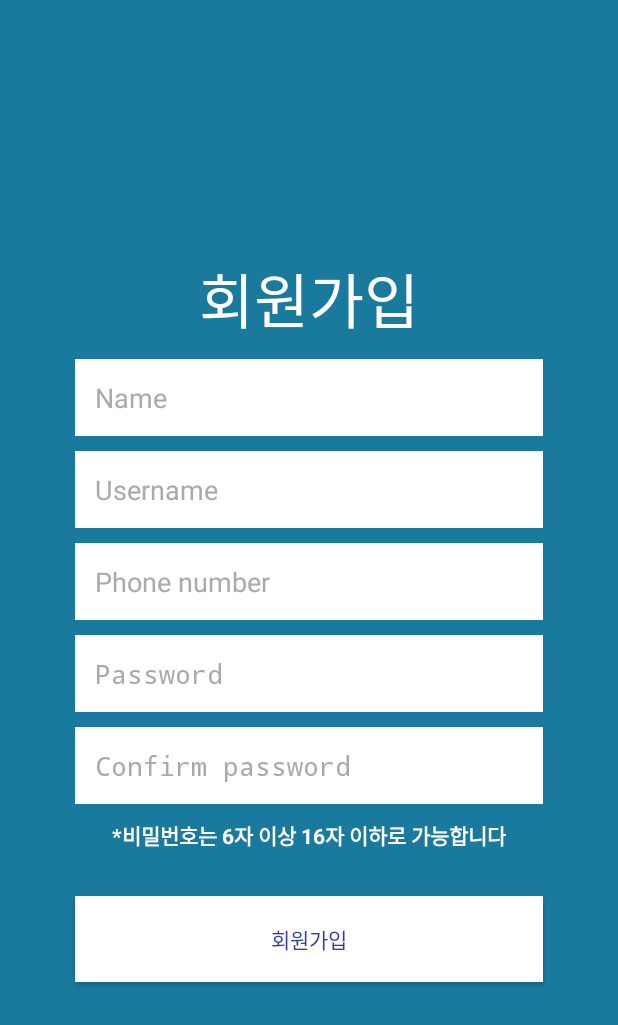
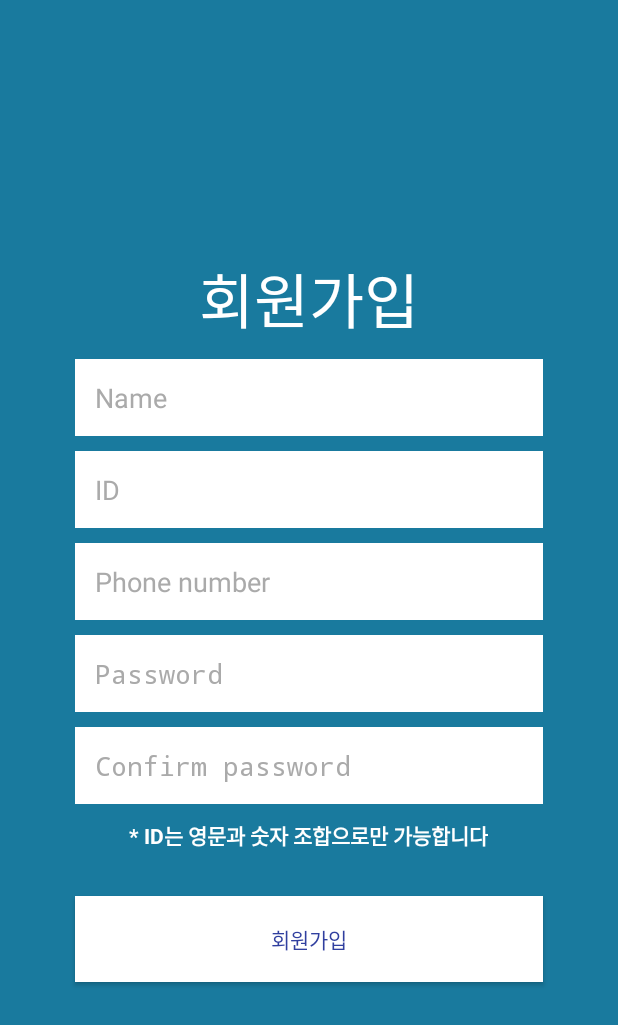
Before and after one commit to nnarziev/StressSensor, an Android app: the SignUpActivity screen opened directly, with no data from a screen before it, after a tap on "회원가입", on a phone screen of 412 x 824 dp. Shown: the top 1025 px of the screen. Run offline under Robolectric (Android 15) with nearby library versions, the phone set to English and light mode, and no system bars; network calls fail.

Commit message:
Signup activity modified

```diff
--- a/app/src/main/java/kr/ac/inha/stress_sensor/SignUpActivity.java
+++ b/app/src/main/java/kr/ac/inha/stress_sensor/SignUpActivity.java
@@ -134,8 +134,8 @@ public class SignUpActivity extends Activity {
                 usrID != null &&
                 phoneNum != null &&
                 password != null &&
-                password.length() >= 6 &&
-                password.length() <= 16 &&
+                /*password.length() >= 6 &&
+                password.length() <= 16 &&*/
                 password.equals(confirmPass);
     }
 }
--- a/app/src/main/res/layout/activity_sign_up.xml
+++ b/app/src/main/res/layout/activity_sign_up.xml
@@ -97,7 +97,7 @@
         android:layout_marginLeft="50dp"
         android:layout_marginTop="10dp"
         android:layout_marginRight="50dp"
-        android:text="*비밀번호는 6자 이상 16자 이하로 가능합니다"
+        android:text="* ID는 영문과 숫자 조합으로만 가능합니다"
         android:textColor="@android:color/white"
         android:textStyle="bold" />
 
--- a/app/src/main/res/values/strings.xml
+++ b/app/src/main/res/values/strings.xml
@@ -39,7 +39,7 @@
     <string name="button_start_sensors">start sensors</string>
     <string name="button_stop_sensors">stop sensors</string>
     <string name="sign_in">로그인</string>
-    <string name="username">Username</string>
+    <string name="username">ID</string>
     <string name="name">Name</string>
     <string name="password">Password</string>
     <string name="not_a_member_yet">아직 회원이 아니신가요?</string>
```
